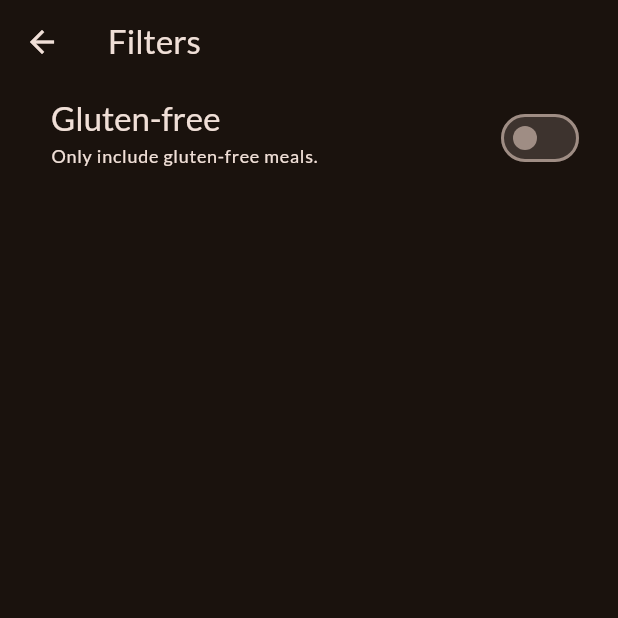
After one commit to mjr2595/flutter-meals, a Flutter app: the FiltersScreen screen opened directly, on a phone screen of 412 x 824 dp, the top half of it. The commit adds this screen. Run offline on Flutter 3.47's test engine with Material 2 defaults, Android fonts, the phone set to English and light mode, and no system bars; our stand-ins replace google_fonts, transparent_image.

Commit message:
Added: FiltersScreen

```diff
--- /dev/null
+++ b/lib/screens/filters.dart
@@ -0,0 +1,47 @@
+import 'package:flutter/material.dart';
+
+class FiltersScreen extends StatefulWidget {
+  const FiltersScreen({super.key});
+
+  @override
+  State<FiltersScreen> createState() {
+    return _FiltersScreenState();
+  }
+}
+
+class _FiltersScreenState extends State<FiltersScreen> {
+  var _glutenFreeFilter = false;
+
+  @override
+  Widget build(BuildContext context) {
+    return Scaffold(
+      appBar: AppBar(title: const Text('Filters')),
+      body: Column(children: [
+        SwitchListTile(
+          value: _glutenFreeFilter,
+          onChanged: (isChecked) {
+            setState(() {
+              _glutenFreeFilter = isChecked;
+            });
+          },
+          title: Text(
+            'Gluten-free',
+            style: Theme.of(context)
+                .textTheme
+                .titleLarge!
+                .copyWith(color: Theme.of(context).colorScheme.onBackground),
+          ),
+          subtitle: Text(
+            'Only include gluten-free meals.',
+            style: Theme.of(context)
+                .textTheme
+                .labelMedium!
+                .copyWith(color: Theme.of(context).colorScheme.onBackground),
+          ),
+          activeColor: Theme.of(context).colorScheme.tertiary,
+          contentPadding: const EdgeInsets.only(left: 34, right: 22),
+        )
+      ]),
+    );
+  }
+}
```
Also changed, not shown: lib/screens/tabs.dart (+14 -1 lines), lib/widgets/main_drawer.dart (+12 -3 lines).
